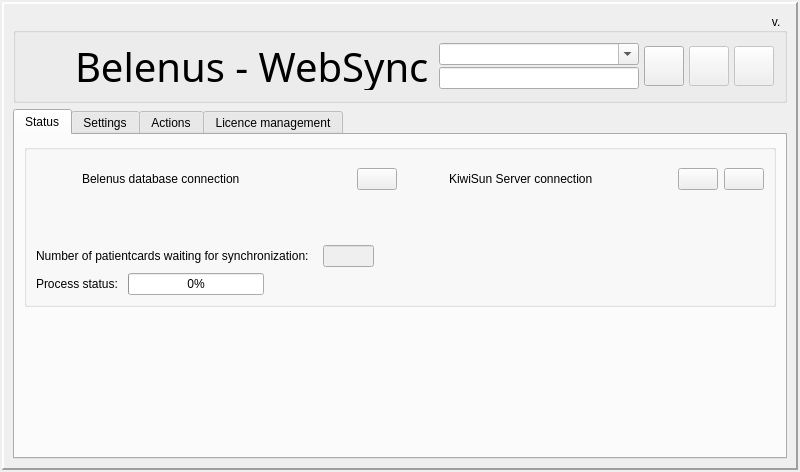
This is websync/dlgmain.ui in tbikfalvi/Belenus as Qt 5 draws it before an edit. The edited form follows.
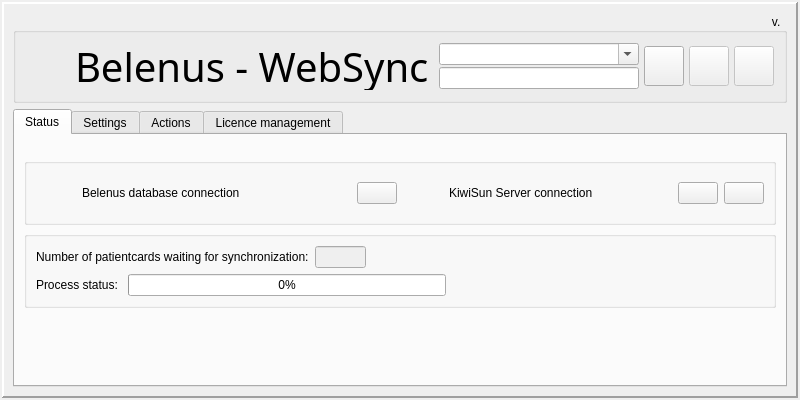
This is the edited form. The open tabs and pages were chosen to show the change. Icons and pictures are not drawn.

```diff
--- a/websync/dlgmain.ui
+++ b/websync/dlgmain.ui
@@ -10,7 +10,7 @@
     <x>0</x>
     <y>0</y>
     <width>800</width>
-    <height>472</height>
+    <height>400</height>
    </rect>
   </property>
   <property name="windowTitle">
@@ -291,19 +291,17 @@
          <attribute name="title">
           <string>Status</string>
          </attribute>
-         <layout class="QVBoxLayout" name="verticalLayout_10">
-          <item>
-           <widget class="QGroupBox" name="gbConnectionStatus">
-            <property name="title">
-             <string/>
-            </property>
-            <property name="alignment">
-             <set>Qt::AlignRight|Qt::AlignTrailing|Qt::AlignVCenter</set>
-            </property>
             <layout class="QVBoxLayout" name="verticalLayout_8">
              <item>
-              <layout class="QGridLayout" name="gridLayout_2">
-               <item row="0" column="0">
+           <widget class="QGroupBox" name="gbConnectionStatus">
+            <property name="title">
+             <string>  </string>
+            </property>
+            <property name="alignment">
+             <set>Qt::AlignRight|Qt::AlignTrailing|Qt::AlignVCenter</set>
+            </property>
+            <layout class="QHBoxLayout" name="horizontalLayout_16">
+             <item>
                 <layout class="QHBoxLayout" name="horizontalLayout_4">
                  <item>
                   <widget class="QLabel" name="lblStatusIconSQL">
@@ -375,7 +373,7 @@
                  </item>
                 </layout>
                </item>
-               <item row="0" column="1">
+             <item>
                 <layout class="QHBoxLayout" name="horizontalLayout_5">
                  <item>
                   <widget class="QLabel" name="lblStatusIconWebServer">
@@ -471,23 +469,13 @@
                 </layout>
                </item>
               </layout>
+           </widget>
              </item>
              <item>
-              <spacer name="verticalSpacer_3">
-               <property name="orientation">
-                <enum>Qt::Vertical</enum>
-               </property>
-               <property name="sizeHint" stdset="0">
-                <size>
-                 <width>20</width>
-                 <height>40</height>
-                </size>
-               </property>
-              </spacer>
-             </item>
-             <item>
-              <layout class="QHBoxLayout" name="horizontalLayout_16">
-               <item>
+           <widget class="QGroupBox" name="gbPatientcardSync">
+            <property name="title">
+             <string/>
+            </property>
                 <layout class="QVBoxLayout" name="verticalLayout_4">
                  <item>
                   <layout class="QHBoxLayout" name="horizontalLayout_3">
@@ -536,6 +524,19 @@
                      </property>
                     </widget>
                    </item>
+               <item>
+                <spacer name="horizontalSpacer_9">
+                 <property name="orientation">
+                  <enum>Qt::Horizontal</enum>
+                 </property>
+                 <property name="sizeHint" stdset="0">
+                  <size>
+                   <width>40</width>
+                   <height>20</height>
+                  </size>
+                 </property>
+                </spacer>
+               </item>
                   </layout>
                  </item>
                  <item>
@@ -570,23 +571,6 @@
                   </layout>
                  </item>
                 </layout>
-               </item>
-               <item>
-                <spacer name="horizontalSpacer_9">
-                 <property name="orientation">
-                  <enum>Qt::Horizontal</enum>
-                 </property>
-                 <property name="sizeHint" stdset="0">
-                  <size>
-                   <width>40</width>
-                   <height>20</height>
-                  </size>
-                 </property>
-                </spacer>
-               </item>
-              </layout>
-             </item>
-            </layout>
            </widget>
           </item>
           <item>
```
Left out of the diff: 6 changed lines with no effect on the pictures. Lines whose indentation alone changed are shown as unchanged.
